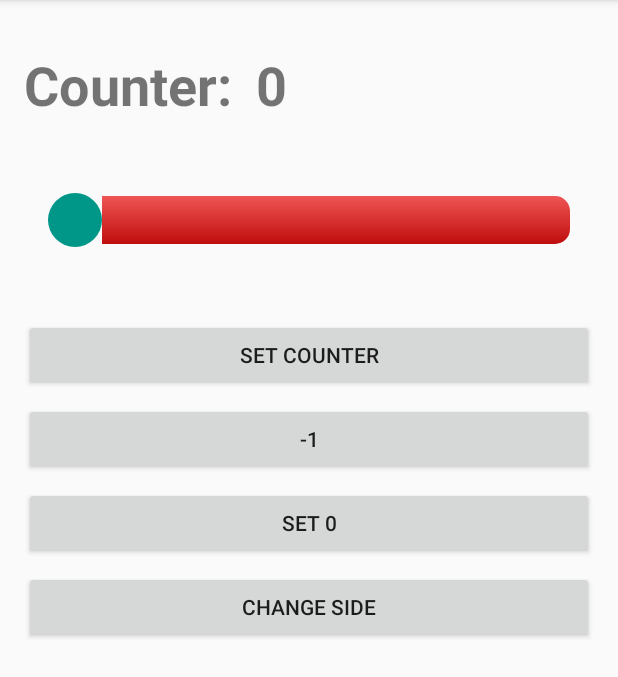
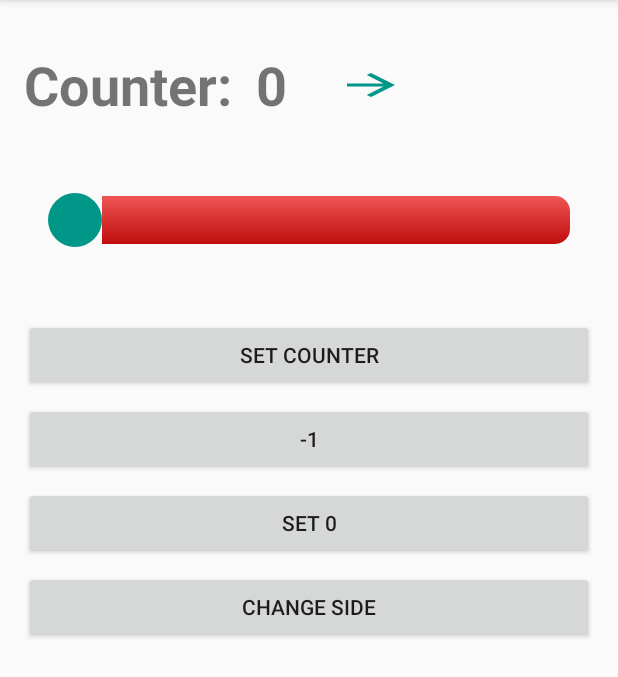
Before and after one commit to PelipetsOlga/KnittingCounter, an Android app: the screen it shows after launch (MainActivity), on a phone screen of 412 x 824 dp, the part 84-761 px from its top. Run offline under Robolectric (Android 15) with nearby library versions, the phone set to English and light mode, and no system bars.

Commit message:
add direction arrow on screen

```diff
--- a/app/src/main/java/com/olyalya/pelipets/knitting/MainActivity.kt
+++ b/app/src/main/java/com/olyalya/pelipets/knitting/MainActivity.kt
@@ -2,6 +2,8 @@ package com.olyalya.pelipets.knitting
 
 import android.support.v7.app.AppCompatActivity
 import android.os.Bundle
+import android.view.View
+import android.widget.ImageView
 import android.widget.SeekBar
 import android.widget.SeekBar.OnSeekBarChangeListener
 import android.widget.TextView
@@ -9,14 +11,27 @@ import com.olyalya.pelipets.knitting.Direction.FROM_LEFT_TO_RIGHT
 import com.olyalya.pelipets.knitting.Direction.FROM_RIGHT_TO_LEFT
 
 class MainActivity : AppCompatActivity(), OnSeekBarChangeListener {
-  val LEFT_EDGE = 20
-  val RIGHT_EDGE = 80
+  val LEFT_EDGE = 10
+  val RIGHT_EDGE = 90
   var currentProgress = 0
   var counter: Int = 0
   var seekBarView: SeekBar? = null
   var tvCounter: TextView? = null
-  var direction = Direction.FROM_LEFT_TO_RIGHT
+  var arrowForward: ImageView? = null
+  var arrowBack: ImageView? = null
   var oldProgress = 0
+  var direction = FROM_LEFT_TO_RIGHT
+
+  private fun setArrowView(value: Direction) {
+    this.direction=value
+    if (value == FROM_LEFT_TO_RIGHT) {
+      arrowForward?.setVisibility(View.VISIBLE)
+      arrowBack?.setVisibility(View.GONE)
+    } else {
+      arrowForward?.setVisibility(View.GONE)
+      arrowBack?.setVisibility(View.VISIBLE)
+    }
+  }
 
   override fun onCreate(savedInstanceState: Bundle?) {
     super.onCreate(savedInstanceState)
@@ -24,6 +39,8 @@ class MainActivity : AppCompatActivity(), OnSeekBarChangeListener {
 
     seekBarView = findViewById(R.id.seekBar)
     tvCounter = findViewById(R.id.tv_counter)
+    arrowForward = findViewById(R.id.arrow_forward)
+    arrowBack = findViewById(R.id.arrow_back)
     seekBarView!!!!.setOnSeekBarChangeListener(this);
   }
 
@@ -33,6 +50,7 @@ class MainActivity : AppCompatActivity(), OnSeekBarChangeListener {
     currentProgress = App.prefs!!.prefCurrentProgress
     oldProgress = App.prefs!!.prefOldProgress
     direction = App.prefs!!.prefDirection
+    setArrowView(direction)
     tvCounter?.setText(counter.toString())
     seekBarView?.setProgress(currentProgress)
   }
@@ -61,7 +79,7 @@ class MainActivity : AppCompatActivity(), OnSeekBarChangeListener {
         if (newProgress!! > RIGHT_EDGE) {
           oldProgress = 100
           seekBarView?.setProgress(oldProgress)
-          direction = FROM_RIGHT_TO_LEFT
+          setArrowView(FROM_RIGHT_TO_LEFT)
           counter++
           tvCounter?.setText(counter.toString())
           currentProgress = 100
@@ -78,7 +96,7 @@ class MainActivity : AppCompatActivity(), OnSeekBarChangeListener {
         if (newProgress < LEFT_EDGE) {
           oldProgress = 0
           seekBarView?.setProgress(oldProgress)
-          direction = FROM_LEFT_TO_RIGHT
+          setArrowView(FROM_LEFT_TO_RIGHT)
           counter++
           tvCounter?.setText(counter.toString())
           currentProgress = 0
--- /dev/null
+++ b/app/src/main/res/drawable/ic_arrow_back.xml
@@ -0,0 +1,10 @@
+<vector xmlns:android="http://schemas.android.com/apk/res/android"
+    android:height="24dp"
+    android:tint="#009688"
+    android:viewportHeight="24.0"
+    android:viewportWidth="24.0"
+    android:width="48dp">
+  <path
+      android:fillColor="#FF000000"
+      android:pathData="M20,11H7.83l5.59,-5.59L12,4l-8,8 8,8 1.41,-1.41L7.83,13H20v-2z"/>
+</vector>
--- /dev/null
+++ b/app/src/main/res/drawable/ic_arrow_forward.xml
@@ -0,0 +1,10 @@
+<vector xmlns:android="http://schemas.android.com/apk/res/android"
+    android:height="24dp"
+    android:tint="#009688"
+    android:viewportHeight="24.0"
+    android:viewportWidth="24.0"
+    android:width="48dp">
+  <path
+      android:fillColor="#FF000000"
+      android:pathData="M12,4l-1.41,1.41L16.17,11H4v2h12.17l-5.58,5.59L12,20l8,-8z"/>
+</vector>
--- a/app/src/main/res/layout/activity_main.xml
+++ b/app/src/main/res/layout/activity_main.xml
@@ -1,6 +1,7 @@
 <?xml version="1.0" encoding="utf-8"?>
 <ScrollView xmlns:android="http://schemas.android.com/apk/res/android"
     xmlns:app="http://schemas.android.com/apk/res-auto"
+    xmlns:tools="http://schemas.android.com/tools"
     android:layout_width="match_parent"
     android:layout_height="match_parent"
     >
@@ -18,13 +19,39 @@
         app:layout_constraintTop_toTopOf="parent"
         style="@style/counter_row"
         />
+
     <TextView
         android:id="@+id/tv_counter"
+        android:paddingEnd="32dp"
         android:text="0"
         app:layout_constraintStart_toEndOf="@+id/textView2"
         app:layout_constraintTop_toTopOf="parent"
         style="@style/counter_row"
         />
+    <ImageView
+        android:id="@+id/arrow_forward"
+        android:layout_width="wrap_content"
+        android:layout_height="wrap_content"
+        android:layout_gravity="center"
+        android:src="@drawable/ic_arrow_forward"
+        android:visibility="visible"
+        app:layout_constraintBottom_toBottomOf="@+id/tv_counter"
+        app:layout_constraintStart_toEndOf="@id/tv_counter"
+        app:layout_constraintTop_toTopOf="@+id/tv_counter"
+        />
+
+    <ImageView
+        android:id="@+id/arrow_back"
+        android:layout_width="wrap_content"
+        android:layout_height="wrap_content"
+        android:layout_gravity="center"
+        android:src="@drawable/ic_arrow_back"
+        android:visibility="gone"
+        app:layout_constraintBottom_toBottomOf="@+id/tv_counter"
+        app:layout_constraintStart_toEndOf="@id/tv_counter"
+        app:layout_constraintTop_toTopOf="@+id/tv_counter"
+        />
+
     <SeekBar
         android:id="@+id/seekBar"
         android:layout_width="match_parent"
@@ -73,6 +100,5 @@
         app:layout_constraintTop_toBottomOf="@+id/btn_set_zero"
         style="@style/button_style"
         />
-
   </android.support.constraint.ConstraintLayout>
 </ScrollView>
--- a/app/src/main/res/values/styles.xml
+++ b/app/src/main/res/values/styles.xml
@@ -13,7 +13,7 @@
     <item name="android:layout_height">wrap_content</item>
     <item name="android:textSize">36sp</item>
     <item name="android:textStyle">bold</item>
-    <item name="android:paddingTop">16dp</item>
+    <item name="android:layout_marginTop">16dp</item>
   </style>
 
   <style name="button_style">
```
